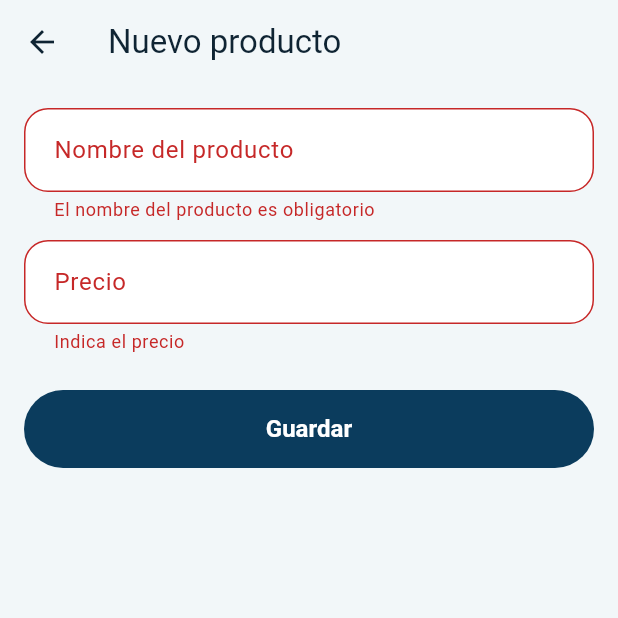
After one commit to davidtriminio/pulperia-app, a Flutter app: the ProductFormScreen screen opened directly, after a tap on "Guardar", on a phone screen of 412 x 824 dp, the top half of it. The commit adds this screen. Run offline on Flutter 3.47's test engine with Material 3 defaults, Android fonts, the phone set to English and light mode, and no system bars; our stand-ins replace drift, drift_flutter, flutter_riverpod; accounts and stored records are empty; generated files the repository leaves out were written again.

Commit message:
feat(mobile): administrar el catálogo con alta, cambio de precio y archivado

```diff
--- a/mobile/lib/l10n/strings.dart
+++ b/mobile/lib/l10n/strings.dart
@@ -52,6 +52,24 @@ abstract final class Strings {
   static const annulled = 'Anulado';
   static const annulledOn = 'Anulado el';
 
+  static const amountNotPositive = 'El monto debe ser mayor que cero';
+  static const amountNotWhole = 'Este negocio usa montos enteros, sin centavos';
+  static const amountTooManyDecimals = 'Usa como máximo 2 decimales';
+  static const amountInvalid =
+      'Escribe un monto válido, por ejemplo 25 o 25.50';
+
+  static const newProduct = 'Nuevo producto';
+  static const editProduct = 'Editar producto';
+  static const fieldProductName = 'Nombre del producto';
+  static const fieldPrice = 'Precio';
+  static const productNameRequired = 'El nombre del producto es obligatorio';
+  static const priceRequired = 'Indica el precio';
+  static const archiveProduct = 'Archivar';
+  static const archiveProductTitle = '¿Archivar este producto?';
+  static const archiveProductBody =
+      'Dejará de ofrecerse al fiar. Los fiados ya registrados no cambian.';
+  static const productNotFound = 'El producto ya no existe';
+
   static const clientsEmpty = 'Aún no hay clientes';
   static const catalogEmpty = 'Aún no hay productos';
 }
--- /dev/null
+++ b/mobile/lib/ui/catalog/product_form_screen.dart
@@ -0,0 +1,194 @@
+import 'package:flutter/material.dart';
+import 'package:flutter_riverpod/flutter_riverpod.dart';
+
+import '../../app/providers.dart';
+import '../../data/local/app_database.dart';
+import '../../data/repositories/product_repository.dart';
+import '../../domain/business/amount_mode.dart';
+import '../../domain/catalog/product_validation.dart';
+import '../../domain/money/money.dart';
+import '../../l10n/strings.dart';
+import '../format/amount_messages.dart';
+import '../format/money_format.dart';
+import 'catalog_screen.dart';
+
+/// Crear o editar un producto del catálogo (RF-24, RF-25). Con [existing]
+/// edita ese producto; sin él crea uno nuevo.
+class ProductFormScreen extends ConsumerStatefulWidget {
+  const ProductFormScreen({super.key, this.existing});
+
+  final Product? existing;
+
+  @override
+  ConsumerState<ProductFormScreen> createState() => _ProductFormScreenState();
+}
+
+class _ProductFormScreenState extends ConsumerState<ProductFormScreen> {
+  late final TextEditingController _name;
+  late final TextEditingController _price;
+  String? _nameError;
+  String? _priceError;
+  bool _saving = false;
+
+  AmountMode get _mode => ref
+      .read(activeBusinessProvider)
+      .maybeWhen(
+        data: (b) => AmountMode.fromId(b.amountMode),
+        orElse: () => AmountMode.twoDecimals,
+      );
+
+  @override
+  void initState() {
+    super.initState();
+    final p = widget.existing;
+    _name = TextEditingController(text: p?.name ?? '');
+    _price = TextEditingController();
+    if (p != null) {
+      // El modo del negocio se conoce al abrir la pantalla.
+      WidgetsBinding.instance.addPostFrameCallback((_) {
+        if (mounted && _price.text.isEmpty) {
+          _price.text = plainAmount(Money(p.price), _mode);
+        }
+      });
+    }
+  }
+
+  @override
+  void dispose() {
+    _name.dispose();
+    _price.dispose();
+    super.dispose();
+  }
+
+  Future<void> _save() async {
+    if (_saving) {
+      return;
+    }
+    final mode = _mode;
+    final text = _price.text.trim();
+
+    String? priceError;
+    Money? price;
+    if (text.isEmpty) {
+      priceError = Strings.priceRequired;
+    } else {
+      switch (Money.parse(text, mode)) {
+        case MoneyParsed(:final money):
+          price = money;
+        case MoneyRejected(:final error):
+          priceError = amountErrorMessage(error);
+      }
+    }
+    final nameError = _name.text.trim().isEmpty
+        ? Strings.productNameRequired
+        : null;
+
+    setState(() {
+      _nameError = nameError;
+      _priceError = priceError;
+    });
+    if (nameError != null || price == null) {
+      return;
+    }
+
+    setState(() => _saving = true);
+    final repository = ref.read(productRepositoryProvider);
+    final businessId = ref.read(activeBusinessIdProvider);
+    final user = ref.read(activeUserProvider);
+    final existing = widget.existing;
+
+    final result = existing == null
+        ? await repository.create(
+            businessId: businessId,
+            userId: user.id,
+            role: user.role,
+            name: _name.text,
+            price: price,
+          )
+        : await repository.update(
+            businessId: businessId,
+            userId: user.id,
+            role: user.role,
+            productId: existing.id,
+            name: _name.text,
+            price: price,
+          );
+    if (!mounted) {
+      return;
+    }
+
+    switch (result) {
+      case ProductSaved():
+        ref.invalidate(activeProductsProvider);
+        Navigator.of(context).pop(true);
+      case ProductRejected(:final issues):
+        setState(() {
+          _saving = false;
+          for (final issue in issues) {
+            switch (issue.field) {
+              case ProductField.name:
+                _nameError = Strings.productNameRequired;
+              case ProductField.price:
+                _priceError = Strings.amountNotWhole;
+            }
+          }
+        });
+      case ProductNotFound():
+        setState(() => _saving = false);
+        _show(Strings.productNotFound);
+      case ProductForbidden():
+        setState(() => _saving = false);
+        _show(Strings.saveError);
+    }
+  }
+
+  void _show(String text) =>
+      ScaffoldMessenger.of(context).showSnackBar(SnackBar(content: Text(text)));
+
+  @override
+  Widget build(BuildContext context) {
+    return Scaffold(
+      appBar: AppBar(
+        title: Text(
+          widget.existing == null ? Strings.newProduct : Strings.editProduct,
+        ),
+      ),
+      body: SingleChildScrollView(
+        padding: const EdgeInsets.all(16),
+        child: Column(
+          crossAxisAlignment: CrossAxisAlignment.stretch,
+          children: [
+            TextField(
+              key: const ValueKey('field-product-name'),
+              controller: _name,
+              textCapitalization: TextCapitalization.sentences,
+              decoration: InputDecoration(
+                labelText: Strings.fieldProductName,
+                errorText: _nameError,
+              ),
+            ),
+            const SizedBox(height: 12),
+            TextField(
+              key: const ValueKey('field-product-price'),
+              controller: _price,
+              keyboardType: const TextInputType.numberWithOptions(
+                decimal: true,
+              ),
+              decoration: InputDecoration(
+                labelText: Strings.fieldPrice,
+                prefixText: 'L ',
+                errorText: _priceError,
+              ),
+            ),
+            const SizedBox(height: 24),
+            FilledButton(
+              key: const ValueKey('product-save'),
+              onPressed: _saving ? null : _save,
+              child: const Text(Strings.save),
+            ),
+          ],
+        ),
+      ),
+    );
+  }
+}
--- /dev/null
+++ b/mobile/lib/ui/format/amount_messages.dart
@@ -0,0 +1,10 @@
+import '../../domain/money/money.dart';
+import '../../l10n/strings.dart';
+
+/// Mensaje en español para un monto rechazado (RNF-5).
+String amountErrorMessage(AmountError error) => switch (error) {
+  AmountError.notPositive => Strings.amountNotPositive,
+  AmountError.notWhole => Strings.amountNotWhole,
+  AmountError.tooManyDecimals => Strings.amountTooManyDecimals,
+  AmountError.invalidFormat => Strings.amountInvalid,
+};
```
Also changed, not shown: mobile/lib/ui/catalog/catalog_screen.dart (+153 -6 lines), mobile/lib/ui/format/money_format.dart (+12 -0 lines), 5 other files.
